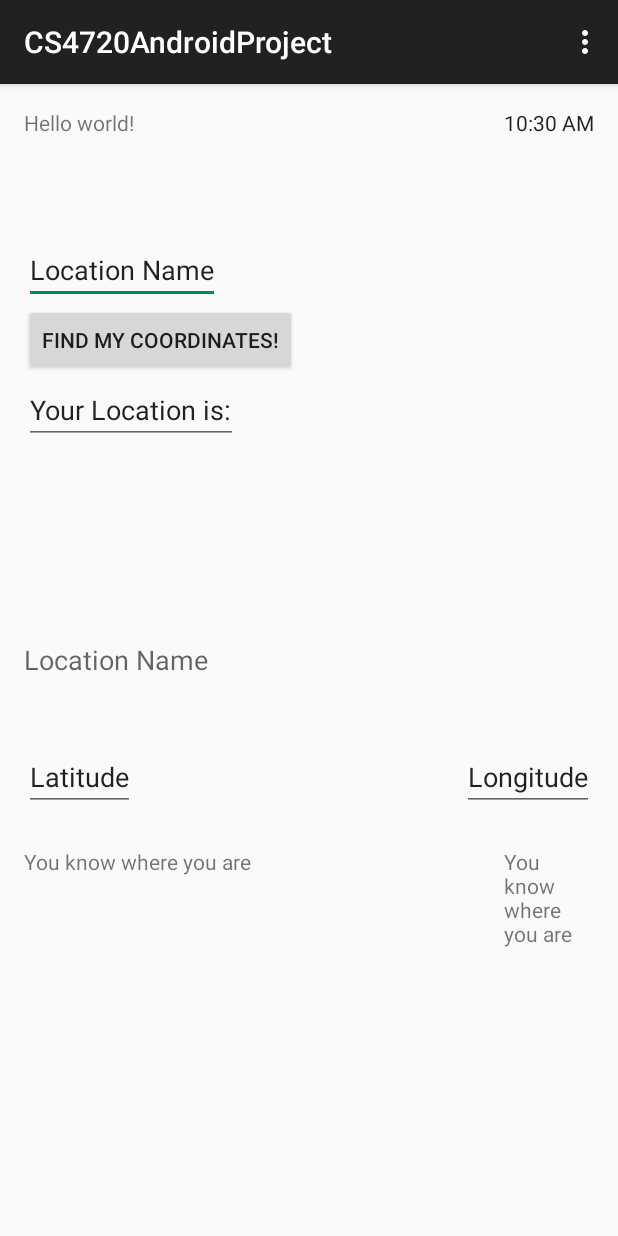
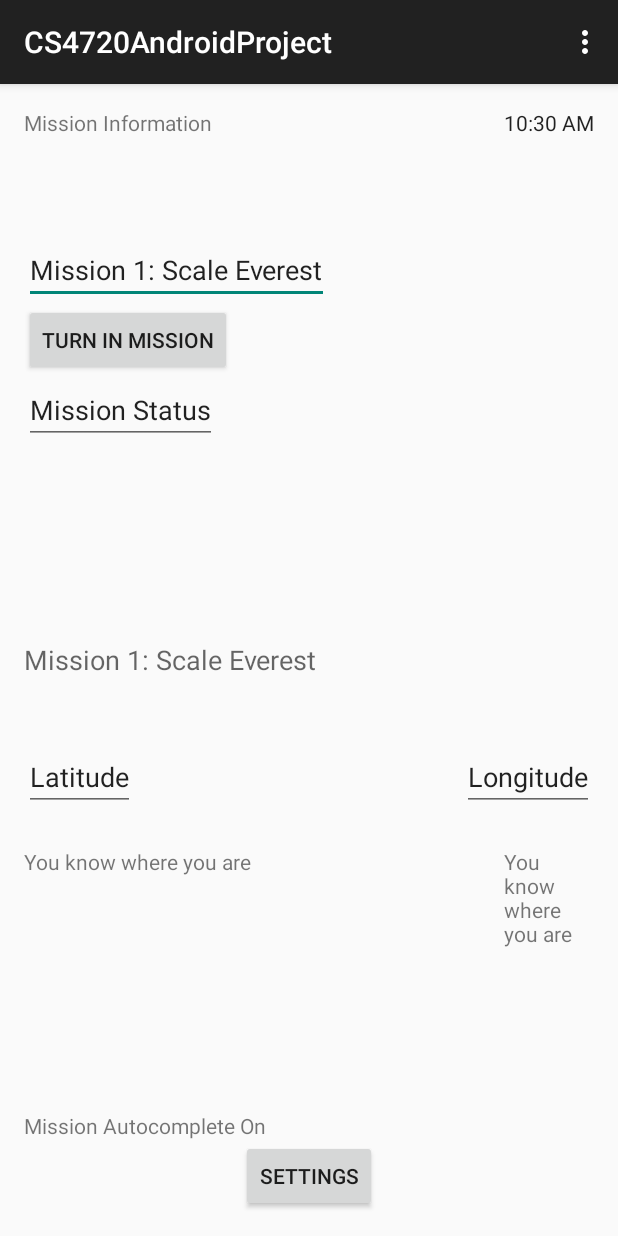
Before and after one commit to AlishanHassan/CS4720-Android-Project, an Android app: the screen it shows after launch (Home), in the options menu, after a tap on "Settings", on a phone screen of 412 x 824 dp. Run offline under Robolectric (Android 15) with nearby library versions, the phone set to English and light mode, and no system bars.

Commit message:
Stuff for the second milestone
Includes a second activity for settings and some tweaks to the main one.

```diff
--- a/app/build.gradle
+++ b/app/build.gradle
@@ -26,4 +26,5 @@
     compile 'com.google.android.gms:play-services-location:7.8.0'
     compile 'com.google.android.gms:play-services-maps:7.8.0'
     compile 'com.google.android.gms:play-services-ads:7.8.0'
+    compile 'com.android.support:support-v4:23.0.0'
 }
--- a/app/src/main/java/cs4720/cs/virginia/edu/cs4720androidproject/Home.java
+++ b/app/src/main/java/cs4720/cs/virginia/edu/cs4720androidproject/Home.java
@@ -21,8 +21,10 @@
 
     private GoogleApiClient mGoogleApiClient;
     private Button locationFinderButton;
+    private Button settingsButton;
     private EditText textField;
     private TextView texty;
+    public static TextView autocompleteText;
 
     @Override
     protected void onStart(){
@@ -44,6 +46,7 @@
         locationFinderButton = (Button) findViewById(R.id.button);
         textField = (EditText) findViewById(R.id.editText);
         texty = (TextView) findViewById(R.id.textView2);
+        autocompleteText = (TextView) findViewById(R.id.textView5);
     //import view for the listener, geez
         locationFinderButton.setOnClickListener(new View.OnClickListener() {
                                     public void onClick(View v) {
@@ -63,7 +66,18 @@
                                         }
                                     }
                                 }
+
         );
+
+
+        settingsButton = (Button)findViewById(R.id.settingsButton);
+        settingsButton.setOnClickListener(new View.OnClickListener() {
+            @Override
+            public void onClick(View v) {
+                startActivity(new Intent(Home.this, NewSettingsActivity.class));
+            }
+        });
+
 
     }
 
--- /dev/null
+++ b/app/src/main/java/cs4720/cs/virginia/edu/cs4720androidproject/NewSettingsActivity.java
@@ -0,0 +1,50 @@
+package cs4720.cs.virginia.edu.cs4720androidproject;
+
+import android.content.Intent;
+import android.support.v7.app.AppCompatActivity;
+import android.os.Bundle;
+import android.view.Menu;
+import android.view.MenuItem;
+import android.view.View;
+import android.widget.Button;
+
+public class NewSettingsActivity extends AppCompatActivity {
+
+    private Button toggleAutocompleteButton;
+
+    @Override
+    protected void onCreate(Bundle savedInstanceState) {
+        super.onCreate(savedInstanceState);
+        setContentView(R.layout.activity_new_settings);
+         toggleAutocompleteButton= (Button)findViewById(R.id.autocompleteToggle);
+        toggleAutocompleteButton.setOnClickListener(new View.OnClickListener() {
+            @Override
+            public void onClick(View v) {
+                Home.autocompleteText.setText("Autocomplete missions off");
+            }
+        });
+
+    }
+
+    @Override
+    public boolean onCreateOptionsMenu(Menu menu) {
+        // Inflate the menu; this adds items to the action bar if it is present.
+        getMenuInflater().inflate(R.menu.menu_new_settings, menu);
+        return true;
+    }
+
+    @Override
+    public boolean onOptionsItemSelected(MenuItem item) {
+        // Handle action bar item clicks here. The action bar will
+        // automatically handle clicks on the Home/Up button, so long
+        // as you specify a parent activity in AndroidManifest.xml.
+        int id = item.getItemId();
+
+        //noinspection SimplifiableIfStatement
+        if (id == R.id.action_settings) {
+            return true;
+        }
+
+        return super.onOptionsItemSelected(item);
+    }
+}
--- a/app/src/main/res/layout/activity_home.xml
+++ b/app/src/main/res/layout/activity_home.xml
@@ -6,7 +6,7 @@
     android:paddingBottom="@dimen/activity_vertical_margin" tools:context=".Home"
     android:id="@+id/foo">
 
-    <TextView android:text="@string/hello_world" android:layout_width="wrap_content"
+    <TextView android:text="Mission Information" android:layout_width="wrap_content"
         android:layout_height="wrap_content"
         android:id="@+id/textView" />
 
@@ -15,7 +15,7 @@
         android:layout_height="wrap_content"
         android:id="@+id/editText"
         android:layout_marginTop="66dp"
-        android:text="Location Name"
+        android:text="Mission 1: Scale Everest"
         android:layout_below="@+id/textView"
         android:layout_alignParentLeft="true"
         android:layout_alignParentStart="true" />
@@ -23,7 +23,7 @@
     <Button
         android:layout_width="wrap_content"
         android:layout_height="wrap_content"
-        android:text="Find my coordinates!"
+        android:text="Turn In Mission"
         android:id="@+id/button"
         android:layout_below="@+id/editText"
         android:layout_alignParentLeft="true"
@@ -99,9 +99,28 @@
         android:layout_width="wrap_content"
         android:layout_height="wrap_content"
         android:id="@+id/editText4"
-        android:text="Your Location is:"
+        android:text="Mission Status"
         android:layout_below="@+id/button"
         android:layout_alignParentLeft="true"
         android:layout_alignParentStart="true" />
 
+    <Button
+        android:layout_width="wrap_content"
+        android:layout_height="wrap_content"
+        android:text="Settings"
+        android:id="@+id/settingsButton"
+        android:layout_alignParentBottom="true"
+        android:layout_centerHorizontal="true"
+        android:onClick="switchToSettings" />
+
+    <TextView
+        android:layout_width="wrap_content"
+        android:layout_height="wrap_content"
+        android:textAppearance="?android:attr/textAppearanceSmall"
+        android:text="Mission Autocomplete On"
+        android:id="@+id/textView5"
+        android:layout_above="@+id/settingsButton"
+        android:layout_alignParentLeft="true"
+        android:layout_alignParentStart="true" />
+
 </RelativeLayout>
--- /dev/null
+++ b/app/src/main/res/menu/menu_new_settings.xml
@@ -0,0 +1,7 @@
+<menu xmlns:android="http://schemas.android.com/apk/res/android"
+    xmlns:app="http://schemas.android.com/apk/res-auto"
+    xmlns:tools="http://schemas.android.com/tools"
+    tools:context="cs4720.cs.virginia.edu.cs4720androidproject.NewSettingsActivity">
+    <item android:id="@+id/action_settings" android:title="@string/action_settings"
+        android:orderInCategory="100" app:showAsAction="never" />
+</menu>
--- a/app/src/main/res/values/strings.xml
+++ b/app/src/main/res/values/strings.xml
@@ -3,4 +3,5 @@
 
     <string name="hello_world">Hello world!</string>
     <string name="action_settings">Settings</string>
+    <string name="title_activity_new_settings">NewSettingsActivity</string>
 </resources>
```
Also changed, not shown: app/src/main/AndroidManifest.xml (+22 -3 lines), app/src/main/java/cs4720/cs/virginia/edu/cs4720androidproject/SettingsActivity.java (added, +232 -0 lines), app/src/main/res/layout/activity_new_settings.xml (added, +32 -0 lines), app/src/main/res/values/strings_activity_settings.xml (added, +61 -0 lines), app/src/main/res/xml/pref_data_sync.xml (added, +21 -0 lines), app/src/main/res/xml/pref_general.xml (added, +33 -0 lines), app/src/main/res/xml/pref_headers.xml (added, +17 -0 lines), app/src/main/res/xml/pref_notification.xml (added, +27 -0 lines), 1 other file.
